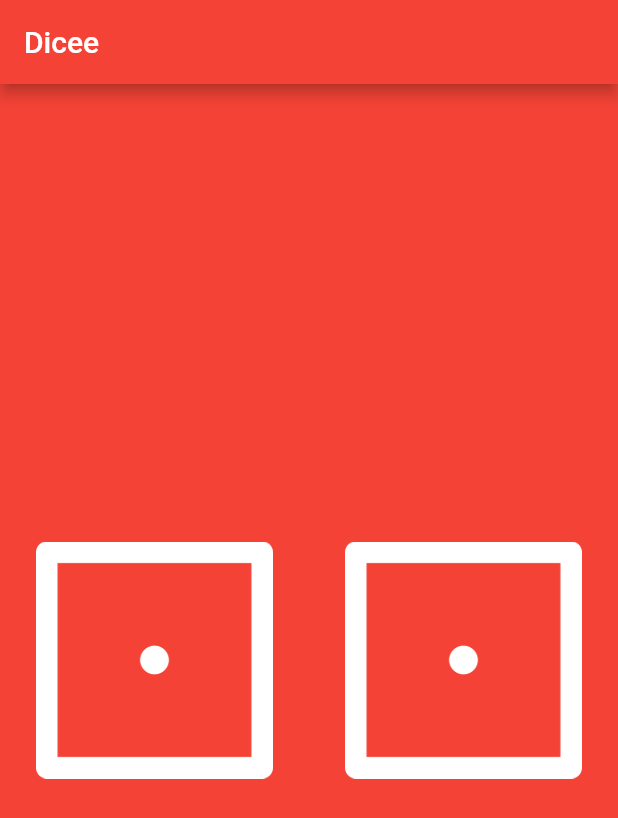
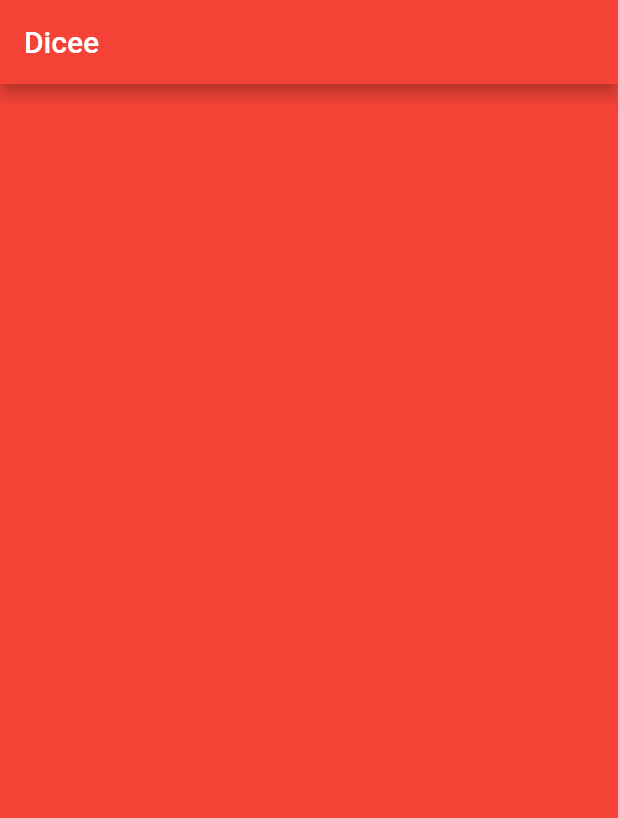
Before and after one commit to londonappbrewery/dicee-flutter, a Flutter app: the screen it shows after launch, on a phone screen of 412 x 824 dp. Shown: the top 818 px of the screen. Run offline on Flutter 3.47's test engine with Material 2 defaults, Android fonts, the light colour scheme and no system bars.

Commit message:
Revert "Complete code"
This reverts commit 59302167835d75ab12431fe9c25a448c282113cb.

```diff
--- a/lib/main.dart
+++ b/lib/main.dart
@@ -1,5 +1,3 @@
-import 'dart:math';
-
 import 'package:flutter/material.dart';
 
 void main() {
@@ -17,47 +15,9 @@ void main() {
   );
 }
 
-class DicePage extends StatefulWidget {
-  @override
-  State<DicePage> createState() => _DicePageState();
-}
-
-class _DicePageState extends State<DicePage> {
-  int leftDiceNumber = 1;
-  int rightDiceNumber = 1;
-
-  void buttonPressed() {
-    leftDiceNumber = Random().nextInt(6) + 1;
-    rightDiceNumber = Random().nextInt(6) + 1;
-  }
-
+class DicePage extends StatelessWidget {
   @override
   Widget build(BuildContext context) {
-    return Center(
-      child: Row(
-        children: [
-          Expanded(
-              child: Padding(
-            padding: const EdgeInsets.all(16.0),
-            child: TextButton(
-              onPressed: () {
-                setState(buttonPressed);
-              },
-              child: Image.asset('images/dice$leftDiceNumber.png'),
-            ),
-          )),
-          Expanded(
-              child: Padding(
-            padding: const EdgeInsets.all(16.0),
-            child: TextButton(
-              onPressed: () {
-                setState(buttonPressed);
-              },
-              child: Image.asset('images/dice$rightDiceNumber.png'),
-            ),
-          )),
-        ],
-      ),
-    );
+    return Container();
   }
 }
```
